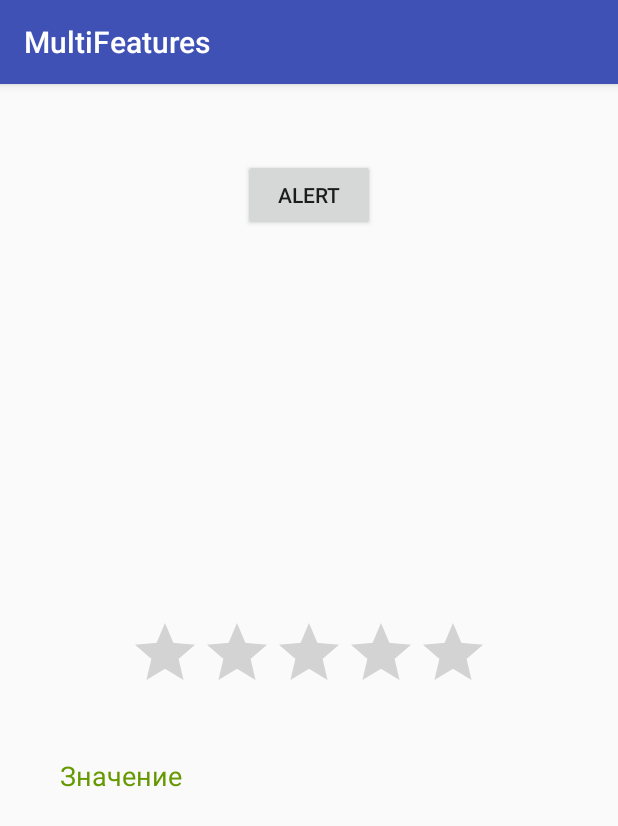
After one commit to devymatty/lessons-multifeatures, an Android app: the AlertAndRatingActivity screen opened directly, with no data from a screen before it, on a phone screen of 412 x 824 dp. The commit adds this screen. Shown: the top 826 px of the screen. Run offline under Robolectric (Android 15) with nearby library versions, the phone set to English and light mode, and no system bars.

Commit message:
YouTube Lessons - Lesson 6 Alerts and Rating

```diff
--- /dev/null
+++ b/app/src/main/java/ru/redgeeks/lessons/multifeatures/AlertAndRatingActivity.java
@@ -0,0 +1,70 @@
+package ru.redgeeks.lessons.multifeatures;
+
+import android.content.DialogInterface;
+import android.content.res.ColorStateList;
+import android.graphics.Color;
+import android.support.v7.app.AlertDialog;
+import android.support.v7.app.AppCompatActivity;
+import android.os.Bundle;
+import android.view.View;
+import android.widget.Button;
+import android.widget.RatingBar;
+import android.widget.TextView;
+import android.widget.Toast;
+
+public class AlertAndRatingActivity extends AppCompatActivity {
+
+    private RatingBar rating;
+    private TextView text_show;
+
+    @Override
+    protected void onCreate(Bundle savedInstanceState) {
+        super.onCreate(savedInstanceState);
+        setContentView(R.layout.activity_alert_and_rating);
+        addListenerOnButton();
+    }
+
+    public void addListenerOnButton() {
+        Button btn = findViewById(R.id.aar_button);
+        btn.setOnClickListener(
+                new View.OnClickListener() {
+                    @Override
+                    public void onClick(View v) {
+                        AlertDialog.Builder a_builder = new AlertDialog.Builder(AlertAndRatingActivity.this);
+                        a_builder.setMessage("Вы хотите закрыть приложение?")
+                                .setCancelable(false)
+                                .setPositiveButton("Да", new DialogInterface.OnClickListener() {
+                                    @Override
+                                    public void onClick(DialogInterface dialog, int which) {
+                                        finish(); // полностью закрывает приложение
+                                    }
+                                })
+                                .setNegativeButton("Нет", new DialogInterface.OnClickListener() {
+                                    @Override
+                                    public void onClick(DialogInterface dialog, int which) {
+                                        dialog.cancel();
+                                    }
+                                });
+                        AlertDialog alert = a_builder.create();
+                        alert.setTitle("Закрытие приложения");
+                        alert.show();
+                    }
+                }
+        );
+
+
+        rating = findViewById(R.id.ratingBar);
+        text_show = findViewById(R.id.aar_textView);
+
+        rating.setOnRatingBarChangeListener(
+                new RatingBar.OnRatingBarChangeListener() {
+                    @Override
+                    public void onRatingChanged(RatingBar ratingBar, float rating, boolean fromUser) {
+                        text_show.setText("Значение: " + String.valueOf(rating));
+                    }
+                }
+        );
+
+    }
+
+}
--- a/app/src/main/java/ru/redgeeks/lessons/multifeatures/MainActivity.java
+++ b/app/src/main/java/ru/redgeeks/lessons/multifeatures/MainActivity.java
@@ -50,6 +50,11 @@ public class MainActivity extends AppCompatActivity {
                 intent = new Intent(MainActivity.this, FieldAndToastActivity.class);
                 break;
 
+            case "Диалоговые окна и рейтинг":
+                intent = new Intent(MainActivity.this, AlertAndRatingActivity.class);
+                break;
+
+
             default:
                 break;
         }
--- /dev/null
+++ b/app/src/main/res/layout/activity_alert_and_rating.xml
@@ -0,0 +1,40 @@
+<?xml version="1.0" encoding="utf-8"?>
+<android.support.constraint.ConstraintLayout xmlns:android="http://schemas.android.com/apk/res/android"
+    xmlns:app="http://schemas.android.com/apk/res-auto"
+    xmlns:tools="http://schemas.android.com/tools"
+    android:layout_width="match_parent"
+    android:layout_height="match_parent"
+    tools:context=".AlertAndRatingActivity">
+
+    <Button
+        android:id="@+id/aar_button"
+        android:layout_width="wrap_content"
+        android:layout_height="wrap_content"
+        android:layout_marginTop="50dp"
+        android:text="@string/alert"
+        app:layout_constraintEnd_toEndOf="parent"
+        app:layout_constraintStart_toStartOf="parent"
+        app:layout_constraintTop_toTopOf="parent" />
+
+    <RatingBar
+        android:id="@+id/ratingBar"
+        android:layout_width="wrap_content"
+        android:layout_height="wrap_content"
+        android:stepSize="1"
+        app:layout_constraintBottom_toBottomOf="parent"
+        app:layout_constraintEnd_toEndOf="parent"
+        app:layout_constraintStart_toStartOf="parent"
+        app:layout_constraintTop_toTopOf="parent" />
+
+    <TextView
+        android:id="@+id/aar_textView"
+        android:layout_width="wrap_content"
+        android:layout_height="wrap_content"
+        android:layout_marginStart="40dp"
+        android:layout_marginTop="36dp"
+        android:text="Значение"
+        android:textColor="@android:color/holo_green_dark"
+        android:textSize="18sp"
+        app:layout_constraintStart_toStartOf="parent"
+        app:layout_constraintTop_toBottomOf="@+id/ratingBar" />
+</android.support.constraint.ConstraintLayout>
--- a/app/src/main/res/values/strings.xml
+++ b/app/src/main/res/values/strings.xml
@@ -29,4 +29,5 @@
     <string name="title_activity_field_and_toast">FieldAndToastActivity</string>
     <string name="toast">Работа с полями и Toast</string>
     <string name="show_toast">Show Toast</string>
+    <string name="alert">Alert</string>
 </resources>
```
Also changed, not shown: app/src/main/AndroidManifest.xml (+8 -7 lines), app/src/main/res/layout/activity_main.xml (+7 -0 lines).
